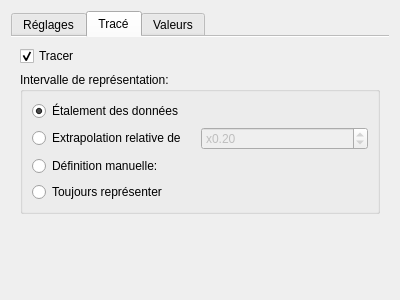
Old version of the form DataPlot/polynomialmodelwidget.ui in the repository AdelKS/ZeGrapher.
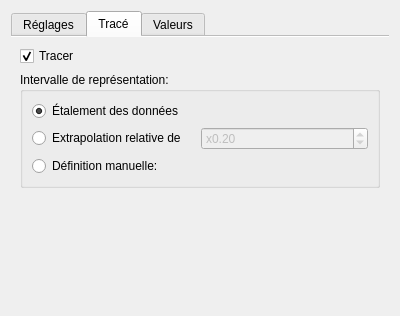
New version of the form.

What changed in the file:
```diff
--- a/DataPlot/polynomialmodelwidget.ui
+++ b/DataPlot/polynomialmodelwidget.ui
@@ -7,7 +7,7 @@
     <x>0</x>
     <y>0</y>
     <width>400</width>
-    <height>300</height>
+    <height>316</height>
    </rect>
   </property>
   <property name="sizePolicy">
@@ -236,13 +236,6 @@
             </item>
            </layout>
           </item>
-          <item>
-           <widget class="QRadioButton" name="alwaysRepresent">
-            <property name="text">
-             <string>Toujours représenter</string>
-            </property>
-           </widget>
-          </item>
          </layout>
         </widget>
        </item>
```
